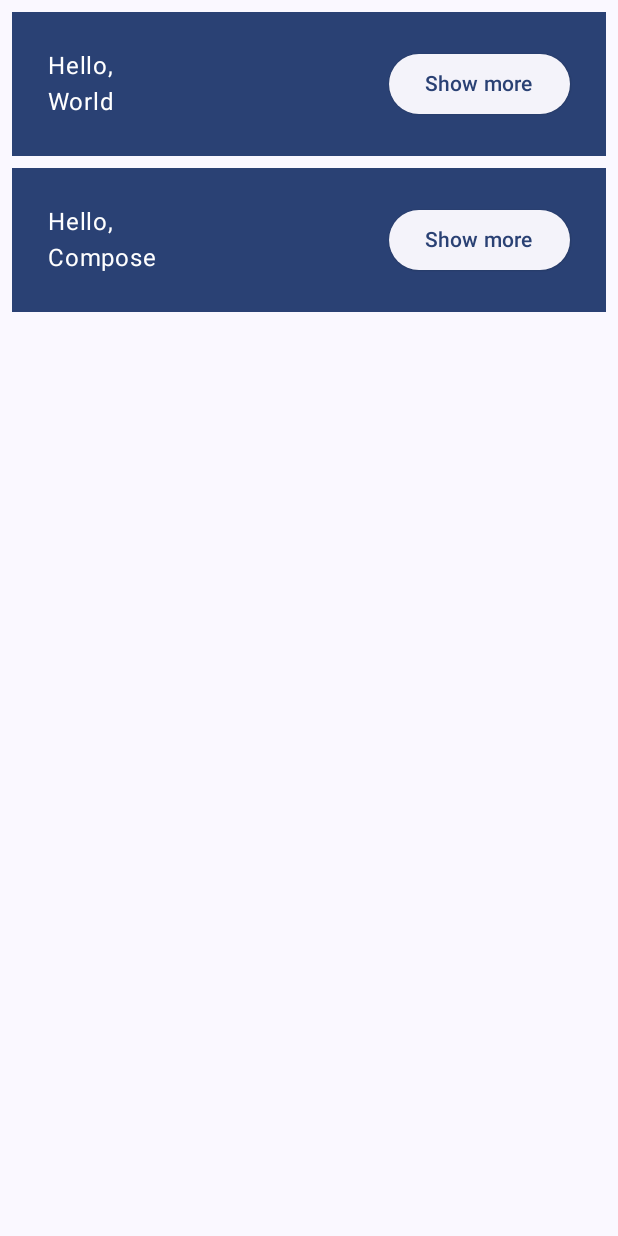
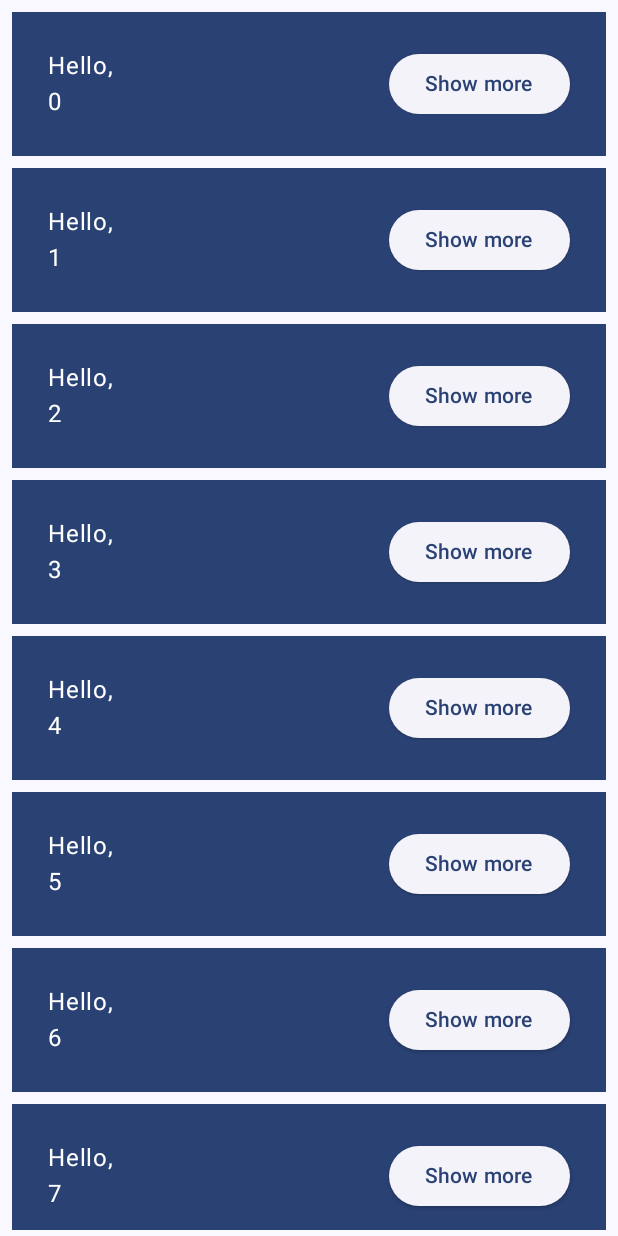
Before and after one commit to isabellamartinsc/jetpack-compose-study, an Android app built with Jetpack Compose: the composable MyApp shown on its own in the app's theme, after a tap on "Continue", on a phone screen of 412 x 824 dp. Run offline under Robolectric (Android 15) with nearby library versions, the phone set to English and light mode, and no system bars.

```diff
--- a/app/src/main/java/com/isabella/jetpackcomposestudy/basiccodelab/MainActivity.kt
+++ b/app/src/main/java/com/isabella/jetpackcomposestudy/basiccodelab/MainActivity.kt
@@ -1,11 +1,16 @@
 import android.os.Bundle
 import androidx.activity.ComponentActivity
 import androidx.activity.compose.setContent
+import androidx.compose.animation.core.Spring
+import androidx.compose.animation.core.animateDpAsState
+import androidx.compose.animation.core.spring
 import androidx.compose.foundation.layout.Arrangement
 import androidx.compose.foundation.layout.Column
 import androidx.compose.foundation.layout.Row
 import androidx.compose.foundation.layout.fillMaxSize
 import androidx.compose.foundation.layout.padding
+import androidx.compose.foundation.lazy.LazyColumn
+import androidx.compose.foundation.lazy.items
 import androidx.compose.material3.Button
 import androidx.compose.material3.ElevatedButton
 import androidx.compose.material3.MaterialTheme
@@ -15,6 +20,7 @@ import androidx.compose.runtime.Composable
 import androidx.compose.runtime.getValue
 import androidx.compose.runtime.mutableStateOf
 import androidx.compose.runtime.remember
+import androidx.compose.runtime.saveable.rememberSaveable
 import androidx.compose.runtime.setValue
 import androidx.compose.ui.Alignment
 import androidx.compose.ui.Modifier
@@ -36,7 +42,7 @@ class MainActivity : ComponentActivity() {
 @Composable
 fun MyApp(modifier: Modifier = Modifier) {
 
-    var shouldShowOnboarding by remember { mutableStateOf(true) }
+    var shouldShowOnboarding by rememberSaveable { mutableStateOf(true) }
 
     Surface(modifier) {
         if (shouldShowOnboarding) {
@@ -71,10 +77,10 @@ fun OnboardingScreen(
 @Composable
 private fun Greetings(
     modifier: Modifier = Modifier,
-    names: List<String> = listOf("World", "Compose")
+    names: List<String> = List(1000) { "$it" }
 ) {
-    Column(modifier = modifier.padding(vertical = 4.dp)) {
-        for (name in names) {
+    LazyColumn(modifier = modifier.padding(vertical = 4.dp)) {
+        items(items = names) { name ->
             Greeting(name = name)
         }
     }
@@ -91,9 +97,15 @@ fun OnboardingPreview() {
 @Composable
 private fun Greeting(name: String) {
 
-    val expanded = remember { mutableStateOf(false) }
+    var expanded by remember { mutableStateOf(false) }
 
-    val extraPadding = if (expanded.value) 48.dp else 0.dp
+    val extraPadding by animateDpAsState(
+        if (expanded) 48.dp else 0.dp,
+        animationSpec = spring(
+            dampingRatio = Spring.DampingRatioMediumBouncy,
+            stiffness = Spring.StiffnessLow
+        ), label = ""
+    )
 
     Surface(
         color = MaterialTheme.colorScheme.primary,
@@ -102,16 +114,17 @@ private fun Greeting(name: String) {
         Row(modifier = Modifier.padding(24.dp)) {
             Column(modifier = Modifier
                 .weight(1f)
-                .padding(bottom = extraPadding)
+                .padding(bottom = extraPadding.coerceAtLeast(0.dp))
             ) {
                 Text(text = "Hello, ")
                 Text(text = name)
             }
             ElevatedButton(
-                onClick = { expanded.value = !expanded.value }
+                onClick = { expanded = !expanded }
             ) {
-                Text(if (expanded.value) "Show less" else "Show more")
+                Text(if (expanded) "Show less" else "Show more")
             }
+
         }
     }
 }
```
